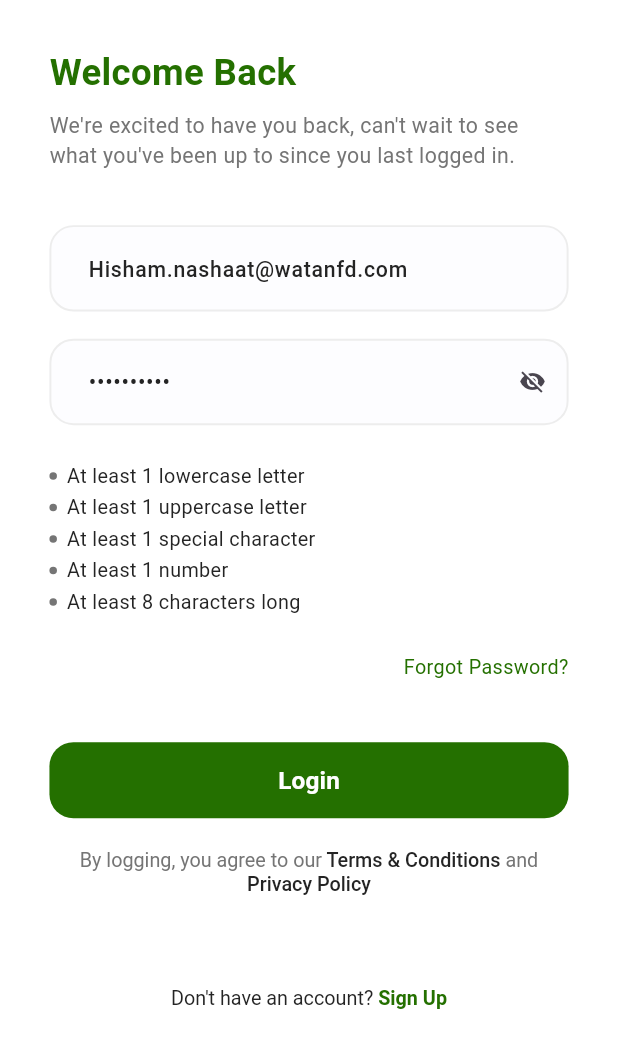
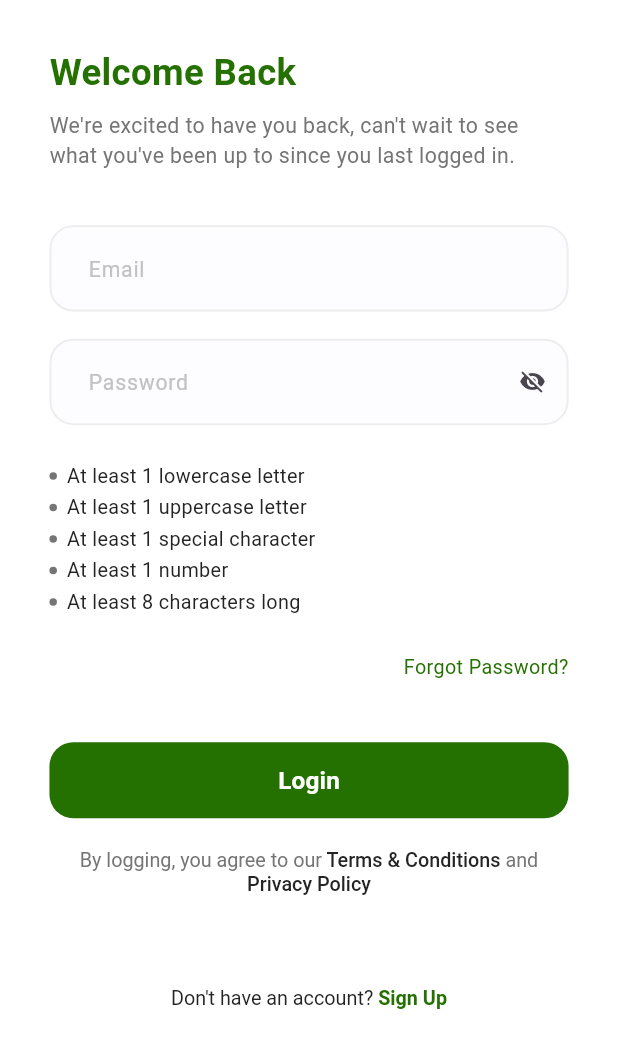
Before and after one commit to MohamedAhmedHassan894/architecture-impl, a Flutter app: the screen it shows after launch, on a phone screen of 412 x 824 dp. Shown: the top 1048 px of the screen. Run offline on Flutter 3.47's test engine with Material 3 defaults, Android fonts, the phone set to English and light mode, and no system bars; our stand-ins replace dio, flutter_bloc, flutter_screenutil, freezed_annotation, get_it, pretty_dio_logger and 1 more; generated files the repository leaves out were written again.

Commit message:
remove login credentials

```diff
--- a/lib/features/login/ui/widgets/email_and_password.dart
+++ b/lib/features/login/ui/widgets/email_and_password.dart
@@ -26,8 +26,6 @@ class _EmailAndPasswordState extends State<EmailAndPassword> {
   @override
   void initState() {
     super.initState();
-    context.read<LoginCubit>().emailController.text = 'Hisham.nashaat@watanfd.com';
-    context.read<LoginCubit>().passwordController.text = 'Hisham@123';
     setupPasswordControllerListener();
   }
 
```
